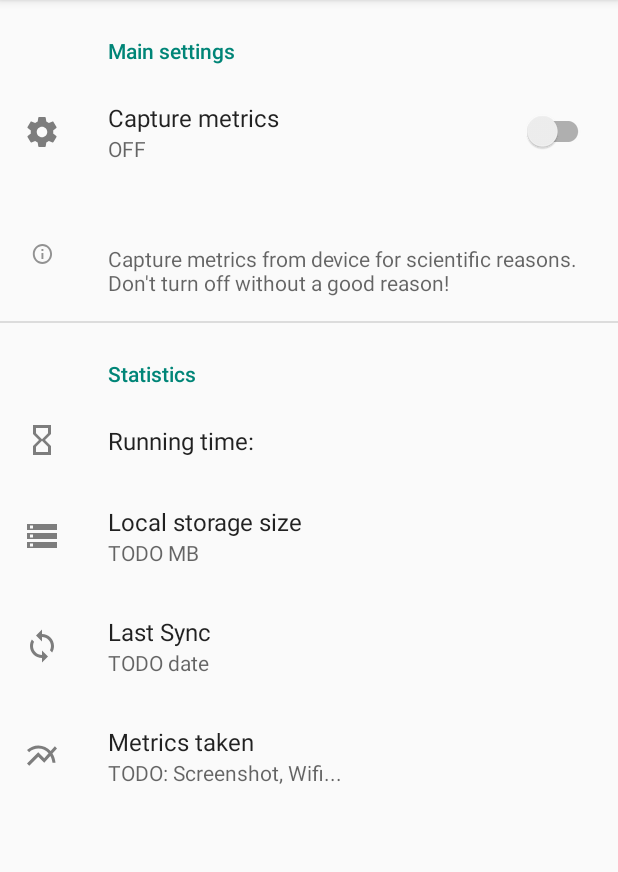
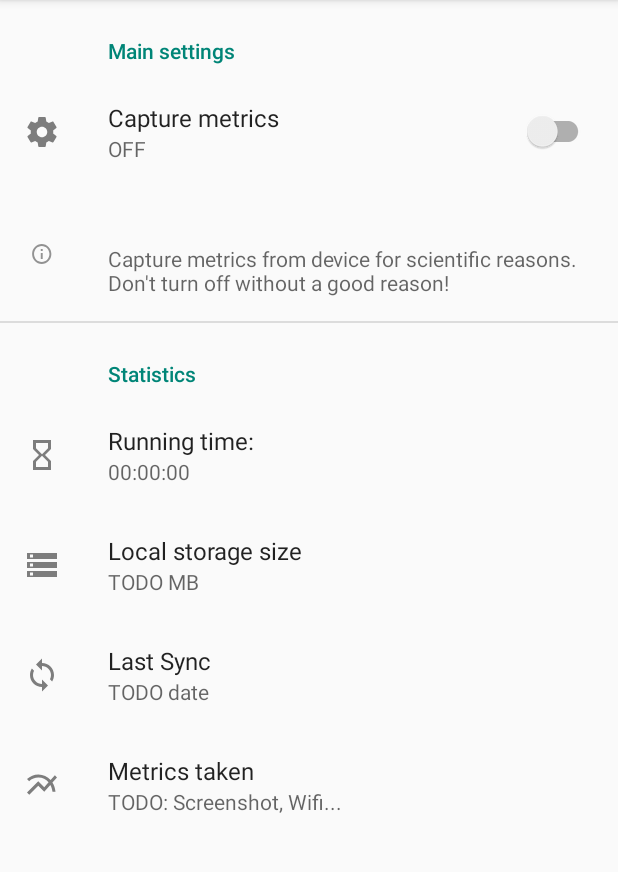
Before and after one commit to ondrejsotolar/android-datacollector, an Android app: the screen it shows after launch (MainActivity), on a phone screen of 412 x 824 dp, the part 84-956 px from its top. Run offline under Robolectric (Android 15) with nearby library versions, the phone set to English and light mode, and no system bars; our stand-ins replace androidx.preference.

Commit message:
UI tweaks

```diff
--- a/app/src/main/java/cz/muni/irtis/datacollector/MainActivity.java
+++ b/app/src/main/java/cz/muni/irtis/datacollector/MainActivity.java
@@ -100,8 +100,6 @@ public class MainActivity extends PermissionAppCompatActivity
     @Override
     public boolean onPreferenceChange(Preference preference, Object newValue) {
         if ("onOf".equals(preference.getKey())) {
-            Log.w("Preference " + preference.getKey(), newValue.toString());
-
             boolean preferenceValue = (boolean) newValue;
             if (preferenceValue) {
                 restartTakingMetrics();
--- a/app/src/main/java/cz/muni/irtis/datacollector/RootScreenFragment.java
+++ b/app/src/main/java/cz/muni/irtis/datacollector/RootScreenFragment.java
@@ -6,8 +6,11 @@ import androidx.preference.Preference;
 import androidx.preference.PreferenceFragmentCompat;
 import androidx.preference.TwoStatePreference;
 
+/**
+ * Root screen of the UI
+ */
 public class RootScreenFragment extends PreferenceFragmentCompat {
-    Preference.OnPreferenceChangeListener listener;
+    private Preference.OnPreferenceChangeListener listener;
 
     @Override
     public void onCreatePreferences(Bundle savedInstanceState, String rootKey) {
@@ -17,11 +20,19 @@ public class RootScreenFragment extends PreferenceFragmentCompat {
         onOf.setOnPreferenceChangeListener(listener);
     }
 
-    public void setOnPreferenceChangeListener(Preference.OnPreferenceChangeListener listener) {
+    /**
+     * Set preference changed listener. Must be called before onCreatePreferences.
+     * @param listener
+     */
+    void setOnPreferenceChangeListener(Preference.OnPreferenceChangeListener listener) {
         this.listener = listener;
     }
 
-    public void setOnOfSwitchValue(boolean value) {
+    /**
+     * Set ON/OFF switch value. Doesn't raise event.
+     * @param value
+     */
+    void setOnOfSwitchValue(boolean value) {
         Preference preference = findPreference("onOf");
         if (preference instanceof TwoStatePreference) {
             TwoStatePreference onOfSwitch = (TwoStatePreference) preference;
@@ -31,7 +42,7 @@ public class RootScreenFragment extends PreferenceFragmentCompat {
         }
     }
 
-    public void setRuntime(String value) {
+    void setRuntime(String value) {
         Preference preference = findPreference("runtime");
         if (preference != null) {
             preference.setSummary(value);
--- a/app/src/main/res/drawable/ic_info_outline_grey_16dp.xml
+++ b/app/src/main/res/drawable/ic_info_outline_grey_16dp.xml
@@ -4,7 +4,7 @@
     <group
         android:scaleX="0.7"
         android:scaleY="1"
-        android:translateX="5">
+        android:translateX="4.5">
         <path android:fillColor="#FF000000" android:pathData="M11,17h2v-6h-2v6zM12,2C6.48,2 2,6.48 2,12s4.48,10 10,10 10,-4.48 10,-10S17.52,2 12,2zM12,20c-4.41,0 -8,-3.59 -8,-8s3.59,-8 8,-8 8,3.59 8,8 -3.59,8 -8,8zM11,9h2L13,7h-2v2z"/>
     </group>
 </vector>
--- a/app/src/main/res/xml/preferences.xml
+++ b/app/src/main/res/xml/preferences.xml
@@ -18,6 +18,7 @@
         <Preference
             app:key="runtime"
             app:title="@string/running_time"
+            app:summary="00:00:00"
             app:icon="@drawable/ic_hourglass_empty_grey_24dp"/>
 
         <Preference
```
